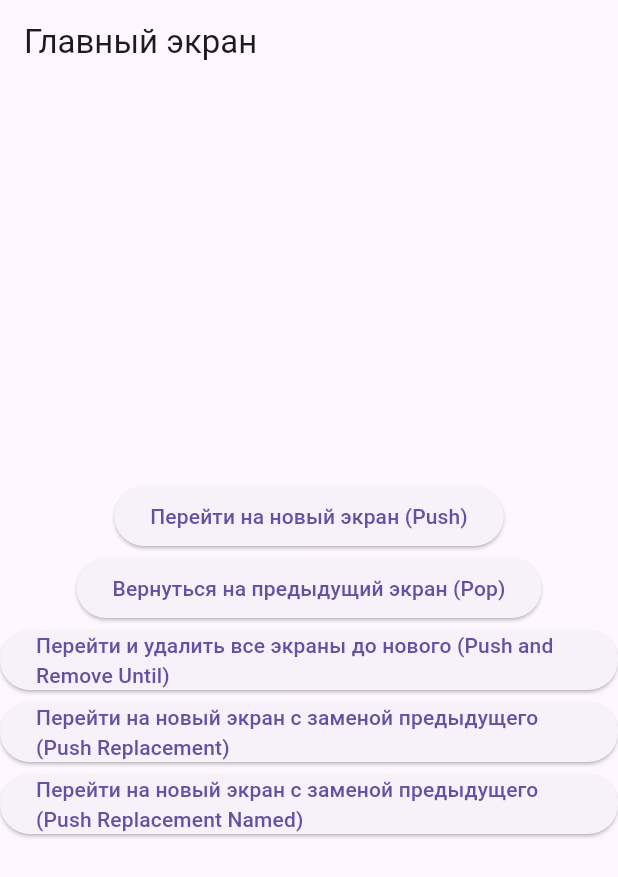
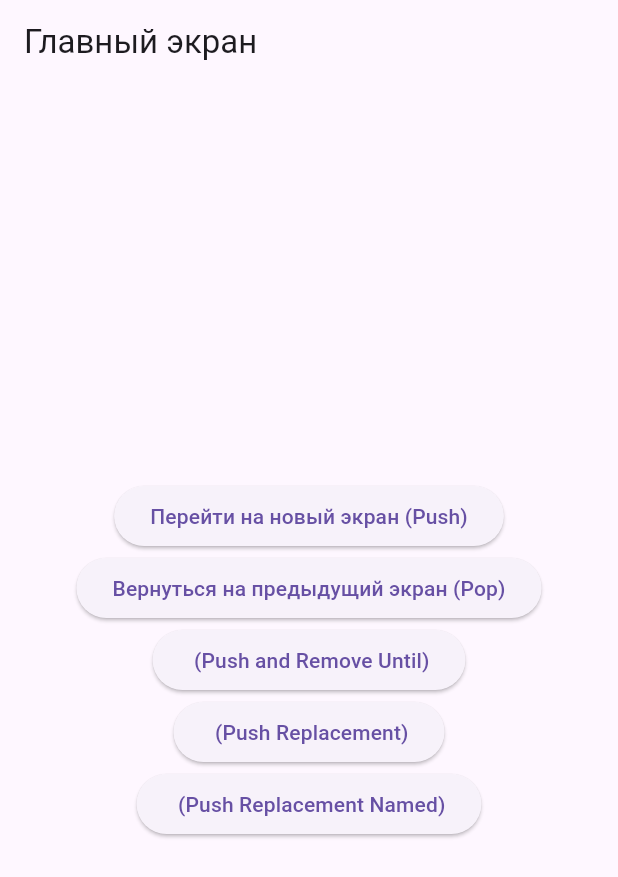
Before and after one commit to Abitaeva/naz4crc3zadanie, a Flutter app: the screen it shows after launch, on a phone screen of 412 x 824 dp. Shown: the top 877 px of the screen. Run offline on Flutter 3.47's test engine with Material 3 defaults, Android fonts, the phone set to English and light mode, and no system bars.

Commit message:
Update main.dart

```diff
--- a/lib/main.dart
+++ b/lib/main.dart
@@ -65,7 +65,7 @@ class FirstScreen extends StatelessWidget {
                   ),
                 );
               },
-              child: Text('Перейти и удалить все экраны до нового (Push and Remove Until)'),
+              child: Text(' (Push and Remove Until)'),
             ),
             ElevatedButton(
               onPressed: () {
@@ -76,13 +76,13 @@ class FirstScreen extends StatelessWidget {
                   ),
                 );
               },
-              child: Text('Перейти на новый экран с заменой предыдущего (Push Replacement)'),
+              child: Text(' (Push Replacement)'),
             ),
             ElevatedButton(
               onPressed: () {
                 Navigator.pushReplacementNamed(context, '/new_screen');
               },
-              child: Text('Перейти на новый экран с заменой предыдущего (Push Replacement Named)'),
+              child: Text(' (Push Replacement Named)'),
             ),
           ],
         ),
```
